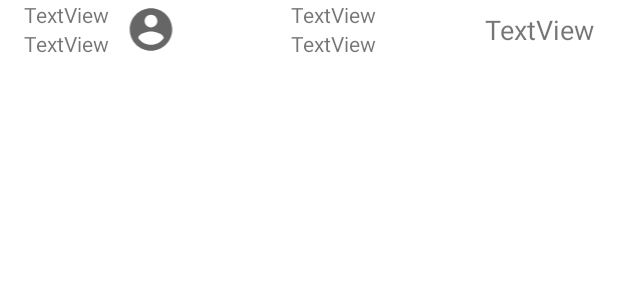
After one commit to mbdev2/TNUV_DebtSettler_Android, an Android app: the layout zgodovina_row_item.xml on its own in the app's theme, with its tools: preview values and no code run, on a phone screen of 412 x 824 dp. The commit adds this screen. Shown: the top 300 px of the screen. Run offline under Robolectric (Android 15) with nearby library versions, the phone set to English and light mode, and no system bars; network calls fail.

Commit message:
Dodan color-coded history

```diff
--- a/DebtSettler_v3/app/build.gradle
+++ b/DebtSettler_v3/app/build.gradle
@@ -34,6 +34,7 @@ dependencies {
     implementation 'com.google.android.material:material:1.3.0'
     implementation 'androidx.constraintlayout:constraintlayout:2.0.4'
     implementation 'com.android.volley:volley:1.2.0'
+    implementation 'com.google.code.gson:gson:2.8.6'
     testImplementation 'junit:junit:4.+'
     androidTestImplementation 'androidx.test.ext:junit:1.1.2'
     androidTestImplementation 'androidx.test.espresso:espresso-core:3.3.0'
--- /dev/null
+++ b/DebtSettler_v3/app/src/main/res/drawable/ic_avtor.xml
@@ -0,0 +1,10 @@
+<vector xmlns:android="http://schemas.android.com/apk/res/android"
+    android:width="24dp"
+    android:height="24dp"
+    android:viewportWidth="24"
+    android:viewportHeight="24"
+    android:tint="?attr/colorControlNormal">
+  <path
+      android:fillColor="@android:color/white"
+      android:pathData="M12,2C6.48,2 2,6.48 2,12s4.48,10 10,10 10,-4.48 10,-10S17.52,2 12,2zM12,5c1.66,0 3,1.34 3,3s-1.34,3 -3,3 -3,-1.34 -3,-3 1.34,-3 3,-3zM12,19.2c-2.5,0 -4.71,-1.28 -6,-3.22 0.03,-1.99 4,-3.08 6,-3.08 1.99,0 5.97,1.09 6,3.08 -1.29,1.94 -3.5,3.22 -6,3.22z"/>
+</vector>
--- /dev/null
+++ b/DebtSettler_v3/app/src/main/res/layout/zgodovina_row_item.xml
@@ -0,0 +1,82 @@
+<?xml version="1.0" encoding="utf-8"?>
+<androidx.constraintlayout.widget.ConstraintLayout xmlns:android="http://schemas.android.com/apk/res/android"
+    xmlns:app="http://schemas.android.com/apk/res-auto"
+    xmlns:tools="http://schemas.android.com/tools"
+    android:layout_width="match_parent"
+    android:layout_height="wrap_content">
+
+    <TextView
+        android:id="@+id/zgodovinaCena"
+        android:layout_width="wrap_content"
+        android:layout_height="wrap_content"
+        android:layout_marginEnd="16dp"
+        android:layout_marginRight="16dp"
+        android:text="TextView"
+        android:textSize="18sp"
+        app:layout_constraintBottom_toBottomOf="@+id/zgodovinaMesec"
+        app:layout_constraintEnd_toEndOf="parent"
+        app:layout_constraintTop_toTopOf="@+id/zgodovinaDan" />
+
+    <TextView
+        android:id="@+id/zgodovinaImeTrgovine"
+        android:layout_width="0dp"
+        android:layout_height="wrap_content"
+        android:layout_marginStart="16dp"
+        android:layout_marginLeft="16dp"
+        android:layout_marginEnd="16dp"
+        android:layout_marginRight="16dp"
+        android:gravity="center"
+        android:text="TextView"
+        app:layout_constraintBottom_toTopOf="@+id/zgodovinaOpisNakupa"
+        app:layout_constraintEnd_toStartOf="@+id/zgodovinaCena"
+        app:layout_constraintStart_toEndOf="@+id/zgodovinaAvtor"
+        app:layout_constraintTop_toTopOf="@+id/zgodovinaDan" />
+
+    <TextView
+        android:id="@+id/zgodovinaOpisNakupa"
+        android:layout_width="0dp"
+        android:layout_height="wrap_content"
+        android:layout_marginStart="16dp"
+        android:layout_marginLeft="16dp"
+        android:layout_marginEnd="16dp"
+        android:layout_marginRight="16dp"
+        android:gravity="center"
+        android:text="TextView"
+        app:layout_constraintBottom_toBottomOf="@+id/zgodovinaMesec"
+        app:layout_constraintEnd_toStartOf="@+id/zgodovinaCena"
+        app:layout_constraintStart_toEndOf="@+id/zgodovinaAvtor"
+        app:layout_constraintTop_toBottomOf="@+id/zgodovinaImeTrgovine" />
+
+    <ImageView
+        android:id="@+id/zgodovinaAvtor"
+        android:layout_width="40dp"
+        android:layout_height="34dp"
+        android:layout_marginStart="8dp"
+        android:layout_marginLeft="8dp"
+        app:layout_constraintBottom_toBottomOf="@+id/zgodovinaMesec"
+        app:layout_constraintStart_toEndOf="@+id/zgodovinaDan"
+        app:layout_constraintTop_toTopOf="@+id/zgodovinaDan"
+        app:srcCompat="@drawable/ic_avtor" />
+
+    <TextView
+        android:id="@+id/zgodovinaDan"
+        android:layout_width="wrap_content"
+        android:layout_height="wrap_content"
+        android:layout_marginStart="16dp"
+        android:layout_marginLeft="16dp"
+        android:text="TextView"
+        app:layout_constraintBottom_toTopOf="@+id/zgodovinaMesec"
+        app:layout_constraintStart_toStartOf="parent"
+        app:layout_constraintTop_toTopOf="parent" />
+
+    <TextView
+        android:id="@+id/zgodovinaMesec"
+        android:layout_width="wrap_content"
+        android:layout_height="wrap_content"
+        android:layout_marginStart="16dp"
+        android:layout_marginLeft="16dp"
+        android:text="TextView"
+        app:layout_constraintBottom_toBottomOf="parent"
+        app:layout_constraintStart_toStartOf="parent"
+        app:layout_constraintTop_toBottomOf="@+id/zgodovinaDan" />
+</androidx.constraintlayout.widget.ConstraintLayout>
```
Also changed, not shown: DebtSettler_v3/app/src/main/java/com/example/debtsettler_v3/MainActivity.java (+18 -5 lines), DebtSettler_v3/app/src/main/java/com/example/debtsettler_v3/SharedPrefManager.java (+25 -0 lines), DebtSettler_v3/app/src/main/java/com/example/debtsettler_v3/adapter/ZgodovinaAdapter.java (added, +77 -0 lines), DebtSettler_v3/app/src/main/java/com/example/debtsettler_v3/model/Nakupi.java (added, +49 -0 lines), DebtSettler_v3/app/src/main/java/com/example/debtsettler_v3/zgodovina.java (+123 -2 lines), DebtSettler_v3/app/src/main/res/layout/activity_zgodovina.xml (+9 -0 lines).
